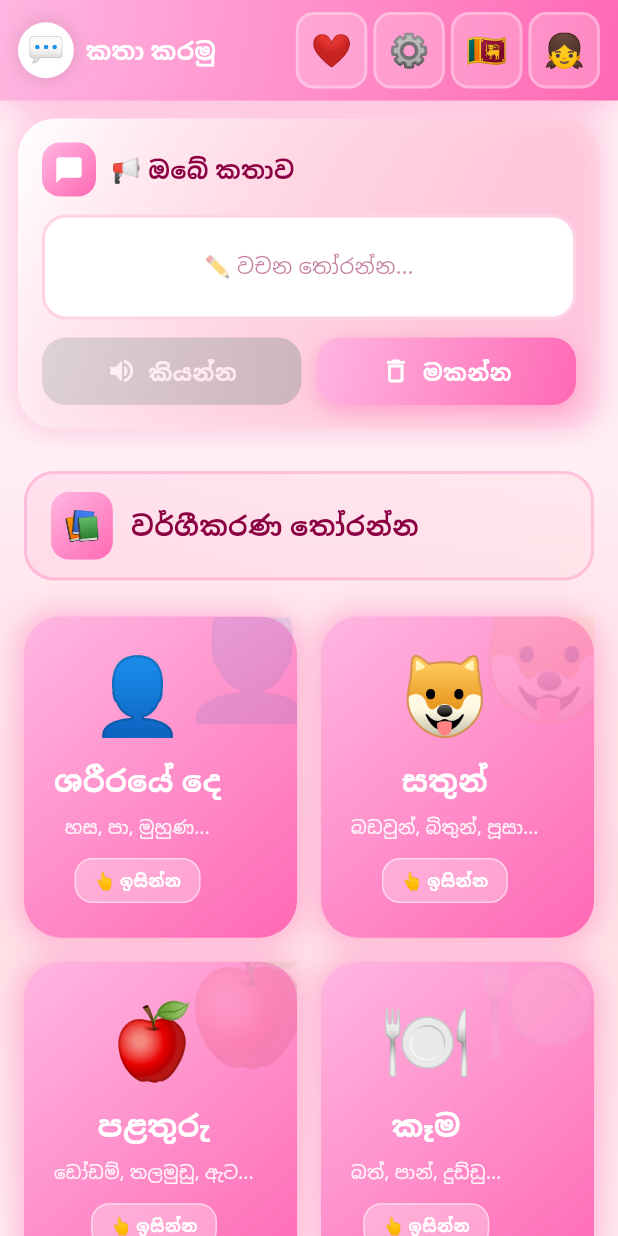
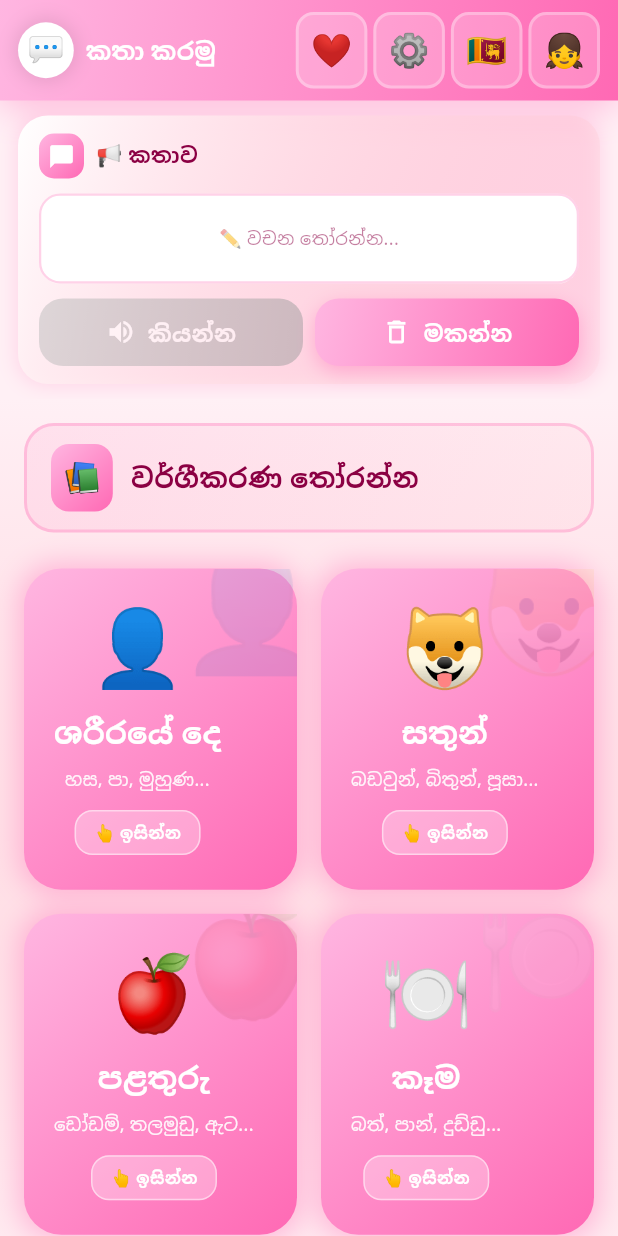
Before and after one commit to YasasPasinduFernando/aac_sinhala_tamil_english, a Flutter app: the HomeScreen screen opened directly, on a phone screen of 412 x 824 dp. Run offline on Flutter 3.47's test engine with Material 3 defaults, Android fonts, the phone set to English and light mode, and no system bars; our stand-ins replace connectivity_plus, flutter_tts, google_mobile_ads, shared_preferences; accounts and stored records are empty; Roboto replaces fonts that are missing (Noto Sans).

Commit message:
messege section fixed

```diff
--- a/lib/screens/home_screen.dart
+++ b/lib/screens/home_screen.dart
@@ -619,8 +619,10 @@ class _HomeScreenState extends State<HomeScreen>
                   child: _showSentencePanel
                       ? RepaintBoundary(
                           child: Container(
-                            margin: const EdgeInsets.all(12),
-                            padding: const EdgeInsets.all(16),
+                            margin: const EdgeInsets.symmetric(
+                                horizontal: 12, vertical: 10),
+                            padding: const EdgeInsets.symmetric(
+                                horizontal: 14, vertical: 12),
                             decoration: BoxDecoration(
                               gradient: LinearGradient(
                                 colors: [
@@ -630,12 +632,12 @@ class _HomeScreenState extends State<HomeScreen>
                                 begin: Alignment.topLeft,
                                 end: Alignment.bottomRight,
                               ),
-                              borderRadius: BorderRadius.circular(25),
+                              borderRadius: BorderRadius.circular(20),
                               boxShadow: [
                                 BoxShadow(
-                                  color: colors['primary']!.withOpacity(0.3),
-                                  blurRadius: 15,
-                                  spreadRadius: 2,
+                                  color: colors['primary']!.withOpacity(0.2),
+                                  blurRadius: 10,
+                                  spreadRadius: 1,
                                 ),
                               ],
                             ),
@@ -645,44 +647,47 @@ class _HomeScreenState extends State<HomeScreen>
                                 Row(
                                   children: [
                                     Container(
-                                      padding: const EdgeInsets.all(8),
+                                      padding: const EdgeInsets.all(6),
                                       decoration: BoxDecoration(
                                         gradient: AppTheme.getGradient(isGirl),
-                                        borderRadius: BorderRadius.circular(12),
+                                        borderRadius: BorderRadius.circular(10),
                                       ),
                                       child: const Icon(
                                         Icons.chat_bubble,
                                         color: Colors.white,
-                                        size: 20,
+                                        size: 18,
                                       ),
                                     ),
-                                    const SizedBox(width: 10),
-                                    Text(
-                                      selectedLanguage == 'si-LK'
-                                          ? '📢 ඔබේ කතාව'
-                                          : selectedLanguage == 'ta-IN'
-                                              ? '📢 உங்கள் செய்தி'
-                                              : '📢 Your Message',
-                                      style: TextStyle(
-                                        fontSize: 16,
-                                        fontWeight: FontWeight.bold,
-                                        color: colors['textColor'],
+                                    const SizedBox(width: 8),
+                                    Expanded(
+                                      child: Text(
+                                        selectedLanguage == 'si-LK'
+                                            ? '📢 කතාව'
+                                            : selectedLanguage == 'ta-IN'
+                                                ? '📢 செய்தி'
+                                                : '📢 Message',
+                                        style: TextStyle(
+                                          fontSize: 14,
+                                          fontWeight: FontWeight.bold,
+                                          color: colors['textColor'],
+                                        ),
+                                        overflow: TextOverflow.ellipsis,
                                       ),
                                     ),
                                   ],
                                 ),
-                                const SizedBox(height: 12),
+                                const SizedBox(height: 10),
                                 Container(
                                   width: double.infinity,
-                                  height: 70,
-                                  padding: const EdgeInsets.all(12),
+                                  height: 60,
+                                  padding: const EdgeInsets.all(10),
                                   decoration: BoxDecoration(
                                     color: Colors.white,
-                                    borderRadius: BorderRadius.circular(16),
+                                    borderRadius: BorderRadius.circular(14),
                                     border: Border.all(
                                       color:
                                           colors['primary']!.withOpacity(0.3),
-                                      width: 2,
+                                      width: 1.5,
                                     ),
                                   ),
                                   child: sentence.isEmpty
@@ -694,7 +699,7 @@ class _HomeScreenState extends State<HomeScreen>
                                                     ? '✏️ சொற்களை தேர்ந்தெடுக்கவும்...'
                                                     : '✏️ Select words...',
                                             style: TextStyle(
-                                              fontSize: 14,
+                                              fontSize: 12,
                                               color: colors['textColor']!
                                                   .withOpacity(0.5),
                                               fontWeight: FontWeight.w500,
@@ -711,7 +716,7 @@ class _HomeScreenState extends State<HomeScreen>
                                               final wordData = entry.value;
                                               return Padding(
                                                 padding: const EdgeInsets.only(
-                                                    right: 8),
+                                                    right: 6),
                                                 child: GestureDetector(
                                                   onTap: () => _speak(
                                                       wordData['word'] ?? ''),
@@ -722,8 +727,8 @@ class _HomeScreenState extends State<HomeScreen>
                                                   child: Container(
                                                     padding: const EdgeInsets
                                                         .symmetric(
-                                                      horizontal: 12,
-                                                      vertical: 8,
+                                                      horizontal: 10,
+                                                      vertical: 6,
                                                     ),
                                                     decoration: BoxDecoration(
                                                       gradient:
@@ -731,16 +736,16 @@ class _HomeScreenState extends State<HomeScreen>
                                                               isGirl),
                                                       borderRadius:
                                                           BorderRadius.circular(
-                                                              12),
+                                                              10),
                                                       boxShadow: [
                                                         BoxShadow(
                                                           color:
                                                               colors['primary']!
                                                                   .withOpacity(
-                                                                      0.3),
-                                                          blurRadius: 5,
+                                                                      0.2),
+                                                          blurRadius: 3,
                                                           offset: const Offset(
-                                                              0, 2),
+                                                              0, 1),
                                                         ),
                                                       ],
                                                     ),
@@ -753,13 +758,26 @@ class _HomeScreenState extends State<HomeScreen>
                                                               '📝',
                                                           style:
                                                               const TextStyle(
-                                                            fontSize: 24,
+                                                            fontSize: 18,
                                                             fontWeight:
                                                                 FontWeight.bold,
                                                           ),
                                                         ),
                                                         const SizedBox(
-                                                            width: 6),
+                                                            width: 4),
+                                                        Text(
+                                                          wordData['word'] ??
+                                                              '',
+                                                          style:
+                                                              const TextStyle(
+                                                            fontSize: 12,
+                                                            fontWeight:
+                                                                FontWeight.w600,
+                                                            color: Colors.white,
+                                                          ),
+                                                        ),
+                                                        const SizedBox(
+                                                            width: 4),
                                                         GestureDetector(
                                                           onTap: () {
                                                             setState(() =>
@@ -769,7 +787,7 @@ class _HomeScreenState extends State<HomeScreen>
                                                           child: Container(
                                                             padding:
                                                                 const EdgeInsets
-                                                                    .all(2),
+                                                                    .all(1),
                                                             decoration:
                                                                 BoxDecoration(
                                                               color: Colors
@@ -781,7 +799,7 @@ class _HomeScreenState extends State<HomeScreen>
                                                             ),
                                                             child: const Icon(
                                                               Icons.close,
-                                                              size: 14,
+                                                              size: 12,
                                                               color:
                                                                   Colors.white,
                                                             ),
@@ -796,7 +814,7 @@ class _HomeScreenState extends State<HomeScreen>
                                           ),
                                         ),
                                 ),
-                                const SizedBox(height: 12),
+                                const SizedBox(height: 10),
                                 Row(
                                   children: [
                                     Expanded(
@@ -813,7 +831,7 @@ class _HomeScreenState extends State<HomeScreen>
                                         colors: colors,
                                       ),
                                     ),
-                                    const SizedBox(width: 10),
+                                    const SizedBox(width: 8),
                                     Expanded(
                                       child: _buildActionButton(
                                         icon: Icons.delete_outline,
```
